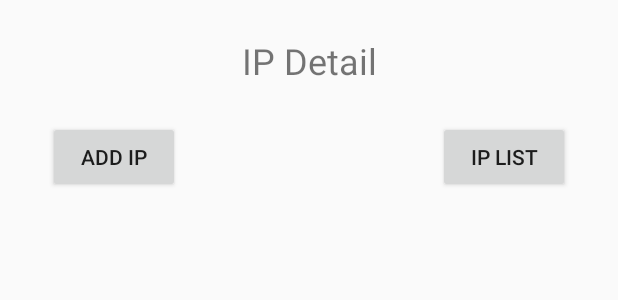
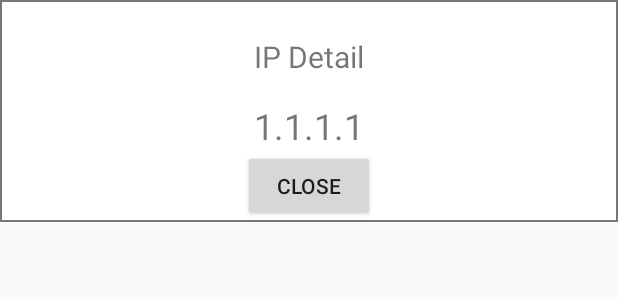
Before and after one commit to 3axhax/CheckIP, an Android app: the layout fragment_ip_detail.xml on its own in the app's theme, with its tools: preview values and no code run, on a phone screen of 412 x 824 dp. Shown: the top 300 px of the screen. Run offline under Robolectric (Android 15) with nearby library versions, the phone set to English and light mode, and no system bars.

Commit message:
Задание Урок 5

```diff
--- a/app/src/main/AndroidManifest.xml
+++ b/app/src/main/AndroidManifest.xml
@@ -9,7 +9,6 @@
         android:roundIcon="@mipmap/ic_launcher_round"
         android:supportsRtl="true"
         android:theme="@style/AppTheme">
-        <activity android:name=".AddIPActivity"></activity>
         <activity android:name=".MainActivity">
             <intent-filter>
                 <action android:name="android.intent.action.MAIN" />
--- a/app/src/main/java/com/example/checkip/ui/IPAddFragment.kt
+++ b/app/src/main/java/com/example/checkip/ui/IPAddFragment.kt
@@ -22,7 +22,7 @@ class IPAddFragment : Fragment(R.layout.fragment_ip_add) {
     override fun onViewCreated(view: View, savedInstanceState: Bundle?) {
         super.onViewCreated(view, savedInstanceState)
 
-        add_button_details.setOnClickListener {
+        /*add_button_details.setOnClickListener {
             requireFragmentManager().beginTransaction()
                     .replace(R.id.container, IPDetailFragment.newInstance())
                     .addToBackStack("IPDetailFragment")
@@ -34,7 +34,7 @@ class IPAddFragment : Fragment(R.layout.fragment_ip_add) {
                     .replace(R.id.container, IPListFragment.newInstance())
                     .addToBackStack("IPListFragment")
                     .commit()
-        }
+        }*/
     }
 
     companion object {
--- /dev/null
+++ b/app/src/main/res/drawable/fragment_border.xml
@@ -0,0 +1,21 @@
+<?xml version="1.0" encoding="utf-8"?>
+<shape xmlns:android="http://schemas.android.com/apk/res/android"
+    android:shape="rectangle" >
+
+    <!-- View background color -->
+    <solid
+        android:color="@color/background_color" >
+    </solid>
+
+    <!-- View border color and width -->
+    <stroke
+        android:width="1dp"
+        android:color="@color/border_color" >
+    </stroke>
+
+    <!-- The radius makes the corners rounded -->
+    <!--<corners
+        android:radius="2dp"   >
+    </corners>-->
+
+</shape>
--- a/app/src/main/res/layout/fragment_ip_detail.xml
+++ b/app/src/main/res/layout/fragment_ip_detail.xml
@@ -3,38 +3,40 @@
     xmlns:app="http://schemas.android.com/apk/res-auto"
     xmlns:tools="http://schemas.android.com/tools"
     android:layout_width="match_parent"
-    android:layout_height="match_parent"
+    android:layout_height="wrap_content"
+    android:background="@drawable/fragment_border"
     tools:context=".ui.IPDetailFragment">
 
     <TextView
-        android:id="@+id/textView"
+        android:id="@+id/tvLabel"
         android:layout_width="wrap_content"
         android:layout_height="wrap_content"
         android:layout_marginTop="24dp"
         android:gravity="center"
         android:text="@string/ip_detail"
-        android:textSize="24sp"
+        android:textSize="20sp"
         app:layout_constraintEnd_toEndOf="parent"
         app:layout_constraintStart_toStartOf="parent"
         app:layout_constraintTop_toTopOf="parent" />
 
+    <TextView
+        android:id="@+id/tvIP"
+        android:layout_width="match_parent"
+        android:layout_height="wrap_content"
+        android:layout_marginTop="16dp"
+        android:textSize="24sp"
+        app:layout_constraintTop_toBottomOf="@id/tvLabel"
+        android:gravity="center"
+        tools:text = "1.1.1.1"
+        />
+
     <Button
-        android:id="@+id/detail_button_add_new_ip"
+        android:id="@+id/detailBack"
         android:layout_width="wrap_content"
         android:layout_height="wrap_content"
-        android:layout_marginStart="32dp"
-        android:layout_marginTop="24dp"
-        android:text="@string/add_ip"
+        android:text="@string/close"
+        app:layout_constraintEnd_toEndOf="parent"
         app:layout_constraintStart_toStartOf="parent"
-        app:layout_constraintTop_toBottomOf="@+id/textView" />
-
-    <Button
-        android:id="@+id/detail_button_ip_list"
-        android:layout_width="wrap_content"
-        android:layout_height="wrap_content"
-        android:layout_marginEnd="32dp"
-        android:text="@string/ip_list"
-        app:layout_constraintEnd_toEndOf="parent"
-        app:layout_constraintTop_toTopOf="@+id/detail_button_add_new_ip" />
+        app:layout_constraintTop_toBottomOf="@id/tvIP" />
 
 </androidx.constraintlayout.widget.ConstraintLayout>
--- a/app/src/main/res/values/colors.xml
+++ b/app/src/main/res/values/colors.xml
@@ -4,4 +4,8 @@
     <color name="colorPrimaryDark">#3700B3</color>
     <color name="colorAccent">#03DAC5</color>
     <color name="red">#F44336</color>
+    <color name="black">#000000</color>
+    <color name="gray">#777777</color>
+    <color name="background_color">#FFFFFF</color>
+    <color name="border_color">#777777</color>
 </resources>
--- a/app/src/main/res/values/strings.xml
+++ b/app/src/main/res/values/strings.xml
@@ -5,7 +5,8 @@
     <string name="empty_list">Empty List</string>
     <string name="point">.</string>
     <string name="add_ip">Add IP</string>
-    <!-- TODO: Remove or change this placeholder text -->
-    <string name="hello_blank_fragment">Hello blank fragment</string>
     <string name="ip_detail">IP Detail</string>
+    <string name="delete">Delete</string>
+    <string name="back">Back</string>
+    <string name="close">Close</string>
 </resources>
```
Also changed, not shown: app/build.gradle (+19 -0 lines), app/src/main/java/com/example/checkip/IPPoint.kt (+5 -33 lines), app/src/main/java/com/example/checkip/MainActivity.kt (+2 -5 lines), app/src/main/java/com/example/checkip/feature/list/presentation/ListIPPresenter.kt (added, +46 -0 lines), app/src/main/java/com/example/checkip/feature/list/ui/ListIPAdapter.kt (added, +50 -0 lines), app/src/main/java/com/example/checkip/feature/list/ui/ListIPFragment.kt (added, +62 -0 lines), app/src/main/java/com/example/checkip/ui/IPDetailFragment.kt (+16 -11 lines), app/src/main/java/com/example/checkip/ui/IPListFragment.kt (+0 -14 lines), app/src/main/res/layout/fragment_ip_list.xml (+6 -46 lines), app/src/main/res/layout/ip_list_item.xml (added, +57 -0 lines), 1 other file.
